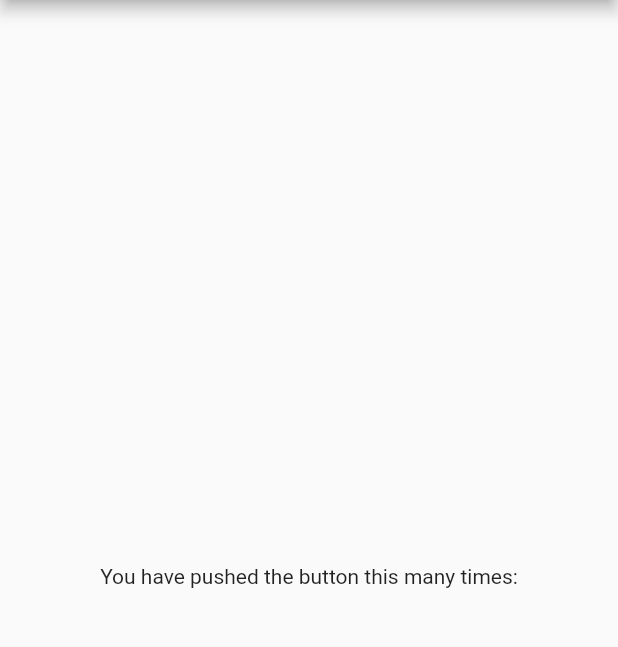
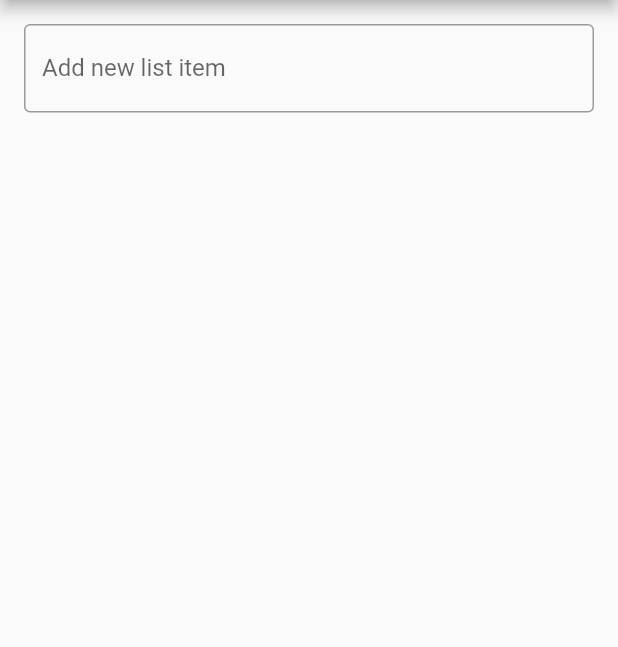
Before and after one commit to barnabas-lesti/aniry_flutter_legacy, a Flutter app: the screen it shows after launch, on a phone screen of 412 x 824 dp, the part 84-731 px from its top. Run offline on Flutter 3.47's test engine with Material 2 defaults, Android fonts, the phone set to English and light mode, and no system bars.

Commit message:
Created shopping list mvp.

```diff
--- a/lib/app.dart
+++ b/lib/app.dart
@@ -1,4 +1,4 @@
-import 'package:aniry_shopping_list/shopping_list_page.dart';
+import 'package:aniry_shopping_list/shopping_list/shopping_list_page.dart';
 import 'package:flutter/material.dart';
 
 class App extends StatelessWidget {
@@ -8,9 +8,7 @@ class App extends StatelessWidget {
   Widget build(BuildContext context) {
     return MaterialApp(
       title: 'Aniry Shopping List',
-      theme: ThemeData(
-        primarySwatch: Colors.indigo,
-      ),
+      theme: ThemeData(primarySwatch: Colors.indigo),
       home: const ShoppingListPage(),
     );
   }
--- a/lib/main.dart
+++ b/lib/main.dart
@@ -1,6 +1,4 @@
 import 'package:aniry_shopping_list/app.dart';
 import 'package:flutter/material.dart';
 
-void main() {
-  runApp(const App());
-}
+void main() => runApp(const App());
--- /dev/null
+++ b/lib/shopping_list/shopping_list.dart
@@ -0,0 +1,37 @@
+import 'package:aniry_shopping_list/shopping_list/shopping_list_item.dart';
+import 'package:aniry_shopping_list/shopping_list/shopping_list_row.dart';
+import 'package:flutter/material.dart';
+
+class ShoppingList extends StatefulWidget {
+  const ShoppingList({
+    required this.items,
+    Key? key,
+  }) : super(key: key);
+
+  final List<ShoppingListItem> items;
+
+  @override
+  State<ShoppingList> createState() => _ShoppingListState();
+}
+
+class _ShoppingListState extends State<ShoppingList> {
+  void _onCheck(int index, bool value) {
+    setState(() => widget.items[index].isChecked = value);
+  }
+
+  @override
+  Widget build(BuildContext context) {
+    return Expanded(
+      child: ListView.separated(
+        itemCount: widget.items.length,
+        separatorBuilder: (BuildContext context, int index) => const Divider(height: 0),
+        itemBuilder: (BuildContext context, int index) {
+          return ShoppingListRow(
+            item: widget.items[index],
+            onCheck: (isChecked) => _onCheck(index, isChecked),
+          );
+        },
+      ),
+    );
+  }
+}
--- /dev/null
+++ b/lib/shopping_list/shopping_list_input.dart
@@ -0,0 +1,31 @@
+import 'package:flutter/material.dart';
+
+class ShoppingListInput extends StatelessWidget {
+  ShoppingListInput({
+    required this.onSubmit,
+    Key? key,
+  }) : super(key: key);
+
+  final void Function(String) onSubmit;
+  final _controller = TextEditingController();
+
+  void _onSubmitHandler(String newItem) {
+    if (newItem.isNotEmpty) {
+      _controller.clear();
+      onSubmit(newItem);
+    }
+  }
+
+  @override
+  Widget build(BuildContext context) {
+    return TextFormField(
+      autocorrect: false,
+      controller: _controller,
+      onFieldSubmitted: _onSubmitHandler,
+      decoration: const InputDecoration(
+        labelText: 'Add new list item',
+        border: OutlineInputBorder(),
+      ),
+    );
+  }
+}
--- /dev/null
+++ b/lib/shopping_list/shopping_list_item.dart
@@ -0,0 +1,9 @@
+class ShoppingListItem {
+  bool isChecked;
+  String text;
+
+  ShoppingListItem({
+    required this.text,
+    this.isChecked = false,
+  });
+}
--- /dev/null
+++ b/lib/shopping_list/shopping_list_page.dart
@@ -0,0 +1,40 @@
+import 'package:aniry_shopping_list/shopping_list/shopping_list.dart';
+import 'package:aniry_shopping_list/shopping_list/shopping_list_input.dart';
+import 'package:aniry_shopping_list/shopping_list/shopping_list_item.dart';
+import 'package:flutter/material.dart';
+
+class ShoppingListPage extends StatefulWidget {
+  const ShoppingListPage({super.key});
+
+  final String title = 'Shopping List';
+
+  @override
+  State<ShoppingListPage> createState() => _ShoppingListPageState();
+}
+
+class _ShoppingListPageState extends State<ShoppingListPage> {
+  List<ShoppingListItem> _items = [];
+
+  void _createNewItem(String newItem) {
+    setState(() => _items = [ShoppingListItem(text: newItem), ..._items]);
+  }
+
+  @override
+  Widget build(BuildContext context) {
+    return Scaffold(
+      appBar: AppBar(title: Text(widget.title)),
+      body: Padding(
+        padding: const EdgeInsets.only(left: 16, right: 16),
+        child: Column(
+          children: [
+            Container(
+              padding: const EdgeInsets.only(top: 16, bottom: 16),
+              child: ShoppingListInput(onSubmit: _createNewItem),
+            ),
+            ShoppingList(items: _items),
+          ],
+        ),
+      ),
+    );
+  }
+}
--- /dev/null
+++ b/lib/shopping_list/shopping_list_row.dart
@@ -0,0 +1,35 @@
+import 'package:aniry_shopping_list/shopping_list/shopping_list_item.dart';
+import 'package:flutter/material.dart';
+
+class ShoppingListRow extends StatelessWidget {
+  const ShoppingListRow({
+    Key? key,
+    required this.item,
+    this.onCheck,
+  }) : super(key: key);
+
+  final ShoppingListItem item;
+  final void Function(bool)? onCheck;
+
+  @override
+  Widget build(BuildContext context) {
+    return Container(
+      color: Colors.transparent,
+      child: GestureDetector(
+        onTap: () => onCheck!(!item.isChecked),
+        child: Row(
+          children: [
+            Checkbox(
+              value: item.isChecked,
+              onChanged: (bool? value) => onCheck!(value ?? false),
+            ),
+            Text(
+              item.text,
+              style: TextStyle(decoration: item.isChecked ? TextDecoration.lineThrough : TextDecoration.none),
+            ),
+          ],
+        ),
+      ),
+    );
+  }
+}
--- a/lib/shopping_list_page.dart
+++ /dev/null
@@ -1,29 +0,0 @@
-import 'package:flutter/material.dart';
-
-class ShoppingListPage extends StatefulWidget {
-  const ShoppingListPage({super.key});
-
-  final String title = 'Shopping List';
-
-  @override
-  State<ShoppingListPage> createState() => _ShoppingListPageState();
-}
-
-class _ShoppingListPageState extends State<ShoppingListPage> {
-  @override
-  Widget build(BuildContext context) {
-    return Scaffold(
-      appBar: AppBar(
-        title: Text(widget.title),
-      ),
-      body: Center(
-        child: Column(
-          mainAxisAlignment: MainAxisAlignment.center,
-          children: const <Widget>[
-            Text('You have pushed the button this many times:'),
-          ],
-        ),
-      ),
-    );
-  }
-}
```
Also changed, not shown: 1 other file.
